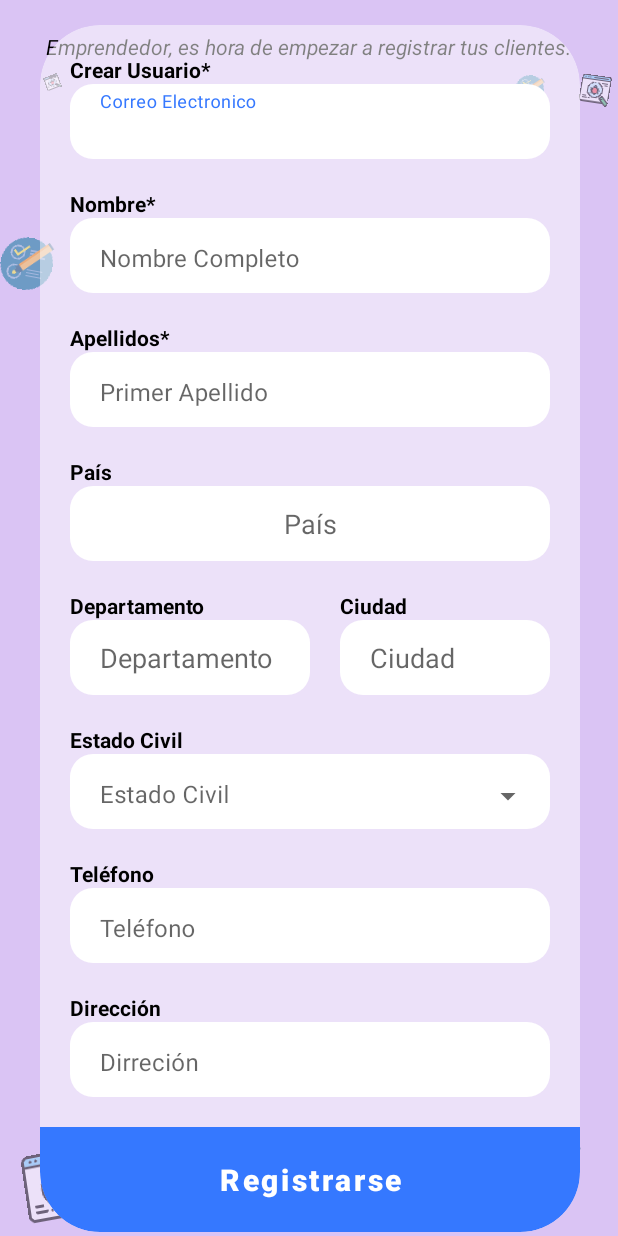
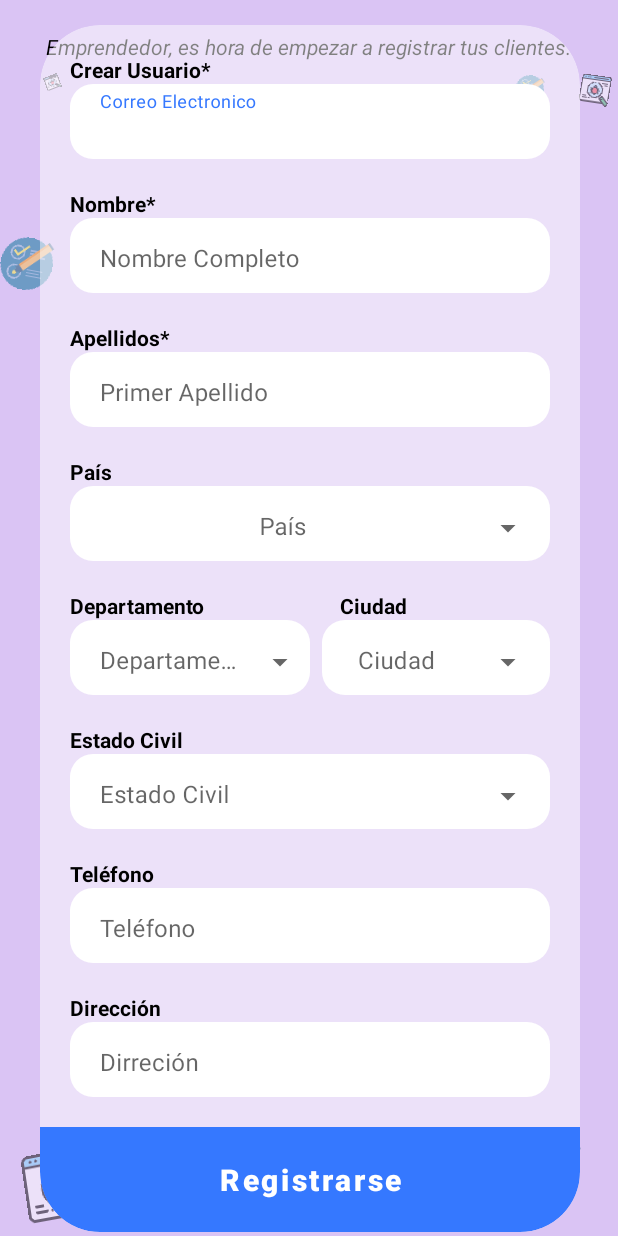
Before and after one commit to JohnEstebanAP/Pruebas_de_software, an Android app: the RegisterActivity screen opened directly, with no data from a screen before it, on a phone screen of 412 x 824 dp. Run offline under Robolectric (Android 15) with nearby library versions, the phone set to English and light mode, and no system bars; 5 statements that could not run were skipped.

Commit message:
coreccion de bugs parte 2

```diff
--- a/app/src/main/java/com/johnestebanap/pruebasdesoftware/RegisterActivity.kt
+++ b/app/src/main/java/com/johnestebanap/pruebasdesoftware/RegisterActivity.kt
@@ -45,7 +45,7 @@ class RegisterActivity : AppCompatActivity() {
           override fun afterTextChanged(p0: Editable?) {
               if (ed_pais.text.toString().length >= 3) {
                   var nombre = listarStates()
-                  edt_departmen.setText(nombre.get(0).toString() ?: "")
+                  //edt_departmen.setText(nombre.get(0).toString() ?: "")
               } else {
                   edt_departmen.setText("")
               }
@@ -63,7 +63,7 @@ class RegisterActivity : AppCompatActivity() {
                     if (edt_departmen.text.toString().equals("Antioquia")) {
                         edt_city.setText("Medellin")
                     } else {
-                        edt_city.setText(nombre.get(0).toString() ?: "")
+                        //edt_city.setText(nombre.get(0).toString() ?: "")
                     }
                 } else {
                     edt_city.setText("")
@@ -113,9 +113,23 @@ class RegisterActivity : AppCompatActivity() {
     }
 
     fun controlFlujoedt() {
+
+        ed_pais.setOnKeyListener(View.OnKeyListener { view, keyCode, keyEvent ->
+            if (keyCode == KeyEvent.KEYCODE_ENTER) {
+
+                if (!ed_pais.text.toString().isEmpty()) {
+                    edt_departmen.requestFocus()
+                }
+                return@OnKeyListener true
+            }
+            false
+        })
+
         edt_departmen.setOnKeyListener(View.OnKeyListener { view, keyCode, keyEvent ->
             if (keyCode == KeyEvent.KEYCODE_ENTER) {
-                edt_city.requestFocus()
+                if (!edt_departmen.text.toString().isEmpty()) {
+                    edt_city.requestFocus()
+                }
                 return@OnKeyListener true
             }
             false
@@ -134,12 +148,13 @@ class RegisterActivity : AppCompatActivity() {
         edt_estado_civil.setOnKeyListener(View.OnKeyListener { view, keyCode, keyEvent ->
             if (keyCode == KeyEvent.KEYCODE_ENTER) {
                 if (!edt_estado_civil.text.toString().isEmpty()) {
-                    edt_direccion.requestFocus()
+                    edt_telefono.requestFocus()
                 }
                 return@OnKeyListener true
             }
             false
         })
+
 
     }
 
@@ -175,7 +190,7 @@ class RegisterActivity : AppCompatActivity() {
         }
 
         var adapterState = ArrayAdapter(this, android.R.layout.select_dialog_item, nombresStates)
-        edt_departmen.threshold = 0
+        edt_departmen.threshold = 1
         edt_departmen.setAdapter(adapterState)
         databaseAccess.close()
 
@@ -215,7 +230,7 @@ class RegisterActivity : AppCompatActivity() {
         }
 
         var adapterCity = ArrayAdapter(this, android.R.layout.select_dialog_item, nombresCity)
-        edt_city.threshold = 0
+        edt_city.threshold = 1
         edt_city.setAdapter(adapterCity)
         databaseAccess.close()
 
--- a/app/src/main/res/layout/activity_register.xml
+++ b/app/src/main/res/layout/activity_register.xml
@@ -151,6 +151,7 @@
                         android:textColor="@color/black"
                         android:textStyle="bold" />
                 </LinearLayout>
+
                 <LinearLayout
                     android:layout_width="match_parent"
                     android:layout_height="wrap_content"
@@ -164,21 +165,20 @@
                         android:layout_height="wrap_content"
                         android:background="@drawable/style_btn_2"
                         android:gravity="center"
-                        android:paddingHorizontal="4dp"
-                        android:hint="Correo Electronico">
+                        android:hint="Correo Electronico"
+                        android:paddingHorizontal="4dp">
 
                         <com.google.android.material.textfield.TextInputEditText
-                            android:background="@drawable/style_btn_2"
                             android:id="@+id/edt_correo"
                             android:layout_width="match_parent"
                             android:layout_height="35dp"
+                            android:background="@drawable/style_btn_2"
                             android:inputType="textEmailAddress"
                             android:maxLength="70"
+                            android:paddingTop="7dp"
+                            android:paddingBottom="7dp"
                             android:textColorHighlight="@color/color_primary"
-                            android:textCursorDrawable="@null"
-                            android:paddingBottom="7dp"
-                            android:paddingTop="7dp"
-                            />
+                            android:textCursorDrawable="@null" />
                     </com.google.android.material.textfield.TextInputLayout>
                 </LinearLayout>
 
@@ -198,6 +198,7 @@
                         app:layout_constraintStart_toStartOf="@+id/cardView"
                         app:layout_constraintTop_toTopOf="@+id/cardView" />
                 </LinearLayout>
+
                 <LinearLayout
                     android:layout_width="match_parent"
                     android:layout_height="wrap_content"
@@ -209,8 +210,8 @@
                         android:layout_width="match_parent"
                         android:layout_height="wrap_content"
                         android:background="@drawable/style_btn_2"
-                        android:paddingHorizontal="4dp"
-                        android:hint="Nombre Completo">
+                        android:hint="Nombre Completo"
+                        android:paddingHorizontal="4dp">
 
                         <com.google.android.material.textfield.TextInputEditText
                             android:id="@+id/edt_name1"
@@ -220,10 +221,9 @@
                             android:digits="abcdefghijklmnopqrstuvwxyzABCDEFGHIJKLMNOPQRSTUVWXYZ "
                             android:inputType="textPersonName"
                             android:maxLength="70"
-                            android:textColorHighlight="@color/color_primary"
                             android:paddingTop="7dp"
                             android:paddingBottom="7dp"
-                            />
+                            android:textColorHighlight="@color/color_primary" />
                     </com.google.android.material.textfield.TextInputLayout>
                 </LinearLayout>
 
@@ -244,6 +244,7 @@
                         app:layout_constraintEnd_toEndOf="@+id/cardView"
                         app:layout_constraintTop_toTopOf="@+id/cardView" />
                 </LinearLayout>
+
                 <LinearLayout
                     android:layout_width="match_parent"
                     android:layout_height="wrap_content"
@@ -255,8 +256,8 @@
                         android:layout_width="match_parent"
                         android:layout_height="wrap_content"
                         android:background="@drawable/style_btn_2"
-                       android:paddingHorizontal="4dp"
-                        android:hint="Primer Apellido">
+                        android:hint="Primer Apellido"
+                        android:paddingHorizontal="4dp">
 
                         <com.google.android.material.textfield.TextInputEditText
                             android:id="@+id/edt_apellido"
@@ -267,8 +268,8 @@
                             android:digits="abcdefghijklmnopqrstuvwxyzABCDEFGHIJKLMNOPQRSTUVWXYZ "
                             android:inputType="textPersonName"
                             android:maxLength="70"
+                            android:paddingTop="7dp"
                             android:paddingBottom="7dp"
-                            android:paddingTop="7dp"
                             android:textColorHighlight="@color/color_primary" />
                     </com.google.android.material.textfield.TextInputLayout>
 
@@ -290,24 +291,35 @@
                         android:textColor="@color/black"
                         android:textStyle="bold" />
                 </LinearLayout>
+
                 <LinearLayout
                     android:layout_width="match_parent"
                     android:layout_height="wrap_content"
                     android:orientation="horizontal">
 
+                    <com.google.android.material.textfield.TextInputLayout
+                        style="@style/Widget.MaterialComponents.TextInputLayout.OutlinedBox.ExposedDropdownMenu"
+                        android:layout_width="match_parent"
+                        android:layout_height="wrap_content"
+                        android:background="@drawable/style_btn_2"
+                        android:hint="País"
+                        android:paddingHorizontal="4dp"
+                        app:endIconMode="dropdown_menu">
 
                         <AutoCompleteTextView
                             android:id="@+id/ed_pais"
                             android:layout_width="match_parent"
-                        android:layout_height="50dp"
+                            android:layout_height="35dp"
                             android:background="@drawable/style_btn_2"
+                            android:digits="abcdefghijklmnopqrstuvwxyzABCDEFGHIJKLMNOPQRSTUVWXYZ "
                             android:gravity="center"
-                        android:hint="País"
-                        android:digits="abcdefghijklmnopqrstuvwxyzABCDEFGHIJKLMNOPQRSTUVWXYZ "
                             android:inputType="textAutoComplete"
                             android:maxLength="70"
-                        android:textColorHighlight="@color/color_primary"
-                        />
+                            android:paddingTop="7dp"
+                            android:paddingBottom="7dp"
+                            android:textColorHighlight="@color/color_primary" />
+                    </com.google.android.material.textfield.TextInputLayout>
+
                 </LinearLayout>
 
                 <!-- Departamento Ciudad -->
@@ -336,39 +348,58 @@
                         android:textColor="@color/black"
                         android:textStyle="bold" />
                 </LinearLayout>
+
                 <LinearLayout
                     android:layout_width="match_parent"
                     android:layout_height="wrap_content"
                     android:orientation="horizontal">
 
+                    <com.google.android.material.textfield.TextInputLayout
+                        style="@style/Widget.MaterialComponents.TextInputLayout.OutlinedBox.ExposedDropdownMenu"
+                        android:layout_width="160dp"
+                        android:layout_height="wrap_content"
+                        android:background="@drawable/style_btn_2"
+                        android:hint="Departamento"
+                        android:paddingHorizontal="4dp"
+                        android:layout_marginEnd="4dp"
+                        app:endIconMode="dropdown_menu">
+
                         <AutoCompleteTextView
                             android:id="@+id/edt_departmen"
                             android:layout_width="160dp"
-                        android:minHeight="50dp"
-                        android:layout_height="wrap_content"
-                        android:hint="Departamento"
+                            android:layout_height="35dp"
+
                             android:background="@drawable/style_btn_2"
-                        android:layout_marginEnd="10dp"
                             android:digits="abcdefghijklmnopqrstuvwxyzABCDEFGHIJKLMNOPQRSTUVWXYZ "
                             android:inputType="textAutoComplete"
                             android:maxLength="70"
-                        android:paddingStart="20dp"
-                        />
+                            android:paddingTop="7dp"
+                            android:paddingBottom="7dp"/>
+                    </com.google.android.material.textfield.TextInputLayout>
 
+                    <com.google.android.material.textfield.TextInputLayout
+                        style="@style/Widget.MaterialComponents.TextInputLayout.OutlinedBox.ExposedDropdownMenu"
+                        android:layout_width="match_parent"
+                        android:layout_height="wrap_content"
+                        android:background="@drawable/style_btn_2"
+                        android:hint="Ciudad"
+                        android:paddingHorizontal="4dp"
+                        android:layout_marginStart="4dp"
+                        app:endIconMode="dropdown_menu">
 
                         <AutoCompleteTextView
                             android:id="@+id/edt_city"
                             android:layout_width="match_parent"
-                        android:minHeight="50dp"
-                        android:layout_height="wrap_content"
-                        android:hint="Ciudad"
+                            android:layout_height="35dp"
                             android:background="@drawable/style_btn_2"
-                        android:layout_marginStart="10dp"
                             android:digits="abcdefghijklmnopqrstuvwxyzABCDEFGHIJKLMNOPQRSTUVWXYZ "
                             android:inputType="textAutoComplete"
                             android:maxLength="70"
-                        android:paddingStart="20dp"
-                        />
+                            android:paddingTop="7dp"
+                            android:paddingBottom="7dp"
+                            android:paddingStart="20dp" />
+                    </com.google.android.material.textfield.TextInputLayout>
+
 
                 </LinearLayout>
 
@@ -389,6 +420,7 @@
                         app:layout_constraintEnd_toEndOf="@+id/cardView"
                         app:layout_constraintTop_toTopOf="@+id/cardView" />
                 </LinearLayout>
+
                 <LinearLayout
                     android:layout_width="match_parent"
                     android:layout_height="wrap_content"
@@ -400,24 +432,23 @@
                         android:layout_width="match_parent"
                         android:layout_height="wrap_content"
                         android:background="@drawable/style_btn_2"
+                        android:hint="Estado Civil"
                         android:paddingHorizontal="4dp"
-                        app:endIconMode="dropdown_menu"
-                        android:hint="Estado Civil">
+                        app:endIconMode="dropdown_menu">
 
                         <AutoCompleteTextView
                             android:id="@+id/edt_estado_civil"
                             android:layout_width="match_parent"
-                            android:layout_height="35dp"
                             android:layout_gravity="center_horizontal"
                             android:background="@drawable/style_btn_2"
                             android:digits="abcdefghijklmnopqrstuvwxyzABCDEFGHIJKLMNOPQRSTUVWXYZ "
                             android:inputType="textAutoComplete"
                             android:maxLength="70"
+                            android:layout_height="35dp"
+                            android:paddingTop="7dp"
                             android:paddingBottom="7dp"
-                            android:paddingTop="7dp"
-                            android:textColorHighlight="@color/color_primary"/>
+                            android:textColorHighlight="@color/color_primary" />
                     </com.google.android.material.textfield.TextInputLayout>
-
 
                 </LinearLayout>
 
@@ -435,6 +466,7 @@
                         android:textColor="@color/black"
                         android:textStyle="bold" />
                 </LinearLayout>
+
                 <LinearLayout
                     android:layout_width="match_parent"
                     android:layout_height="wrap_content"
@@ -459,10 +491,10 @@
                             android:hint="Teléfono"
                             android:inputType="phone"
                             android:maxLength="13"
+                            android:paddingTop="7dp"
+                            android:paddingBottom="7dp"
                             android:textColorHighlight="@color/color_primary"
-                            android:textCursorDrawable="@null"
-                            android:paddingTop="7dp"
-                            android:paddingBottom="7dp"/>
+                            android:textCursorDrawable="@null" />
                     </com.google.android.material.textfield.TextInputLayout>
                 </LinearLayout>
 
@@ -481,6 +513,7 @@
                         android:textColor="@color/black"
                         android:textStyle="bold" />
                 </LinearLayout>
+
                 <LinearLayout
                     android:layout_width="match_parent"
                     android:layout_height="wrap_content"
@@ -504,14 +537,12 @@
                             android:hint="Dirreción"
                             android:inputType="text"
                             android:maxLength="70"
+                            android:paddingTop="7dp"
+                            android:paddingBottom="7dp"
                             android:textColorHighlight="@color/color_primary"
-                            android:textCursorDrawable="@null"
-                            android:paddingTop="7dp"
-                            android:paddingBottom="7dp"/>
+                            android:textCursorDrawable="@null" />
                     </com.google.android.material.textfield.TextInputLayout>
                 </LinearLayout>
-
-
 
 
                 <!--
@@ -572,8 +603,8 @@
                     android:elevation="2dp"
                     android:text="Registrarse"
                     android:textAllCaps="false"
+                    android:textSize="20sp"
                     android:textStyle="bold"
-                    android:textSize="20sp"
                     app:cornerRadius="20dp"
                     app:layout_constraintBottom_toBottomOf="parent"
                     app:layout_constraintEnd_toEndOf="parent"
```
Lines whose indentation alone changed are shown as unchanged.
